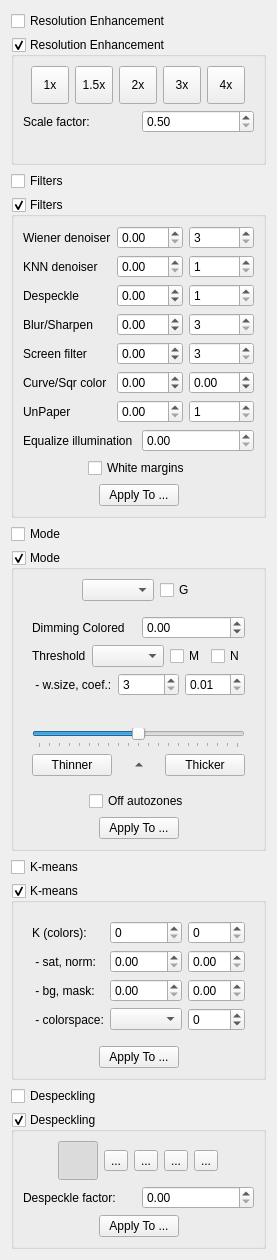
This is src/stages/output/ui/OutputOptionsWidget.ui in ImageProcessing-ElectronicPublications/scantailor-experimental as Qt 5 draws it before an edit. The edited form follows.
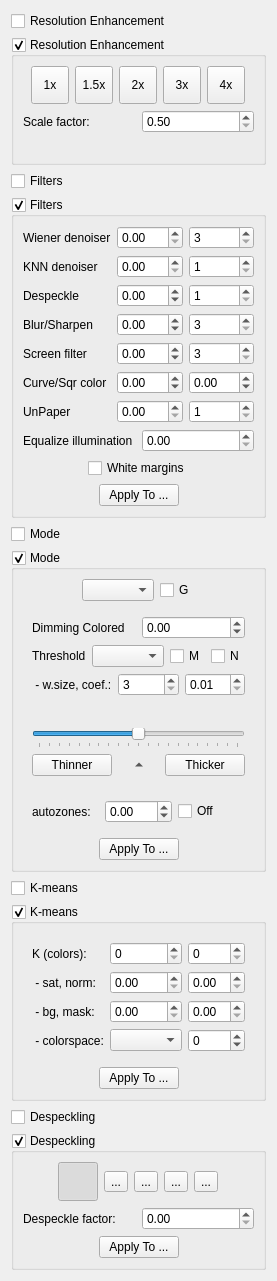
This is the edited form. Icons and pictures are not drawn.

Commit message: 0.2024.04.06: output: autozones regulator

```diff
--- a/src/stages/output/ui/OutputOptionsWidget.ui
+++ b/src/stages/output/ui/OutputOptionsWidget.ui
@@ -946,55 +946,39 @@
       </item>
       <item>
        <widget class="QWidget" name="mixedOptions" native="true">
-        <layout class="QHBoxLayout" name="horizontalLayoutMixed1">
-         <property name="leftMargin">
-          <number>0</number>
-         </property>
-         <property name="topMargin">
-          <number>0</number>
-         </property>
-         <property name="rightMargin">
-          <number>0</number>
-         </property>
-         <property name="bottomMargin">
-          <number>0</number>
-         </property>
-         <item>
-          <spacer name="horizontalSpacerMixed2">
-           <property name="orientation">
-            <enum>Qt::Horizontal</enum>
+        <layout class="QGridLayout" name="autoPictureOptions">
+         <item row="0" column="0">
+          <widget class="QLabel" name="autoPictureCoefLabel">
+           <property name="text">
+            <string>autozones:</string>
            </property>
-           <property name="sizeHint" stdset="0">
-            <size>
-             <width>13</width>
-             <height>17</height>
-            </size>
+          </widget>
+         </item>
+         <item row="0" column="1">
+          <widget class="QDoubleSpinBox" name="autoPictureCoef">
+           <property name="toolTip">
+            <string>Value is -1.0 .. 1.0.</string>
            </property>
-          </spacer>
+           <property name="minimum">
+            <double>-1.0</double>
+           </property>
+           <property name="maximum">
+            <double>1.0</double>
+           </property>
+           <property name="singleStep">
+            <double>0.05</double>
+           </property>
+          </widget>
          </item>
-         <item>
-          <layout class="QVBoxLayout" name="verticalLayoutMixed">
-           <item>
-            <widget class="QCheckBox" name="autoPictureOffCB">
-             <property name="text">
-              <string>Off autozones</string>
-             </property>
-            </widget>
-           </item>
-          </layout>
-         </item>
-         <item>
-          <spacer name="horizontalSpacerMixed3">
-           <property name="orientation">
-            <enum>Qt::Horizontal</enum>
+         <item row="0" column="2">
+          <widget class="QCheckBox" name="autoPictureOffCB">
+           <property name="text">
+            <string>Off</string>
            </property>
-           <property name="sizeHint" stdset="0">
-            <size>
-             <width>13</width>
-             <height>17</height>
-            </size>
+           <property name="toolTip">
+            <string>Off autozones.</string>
            </property>
-          </spacer>
+          </widget>
          </item>
         </layout>
        </widget>
```
The commit also changes 22 other files.
